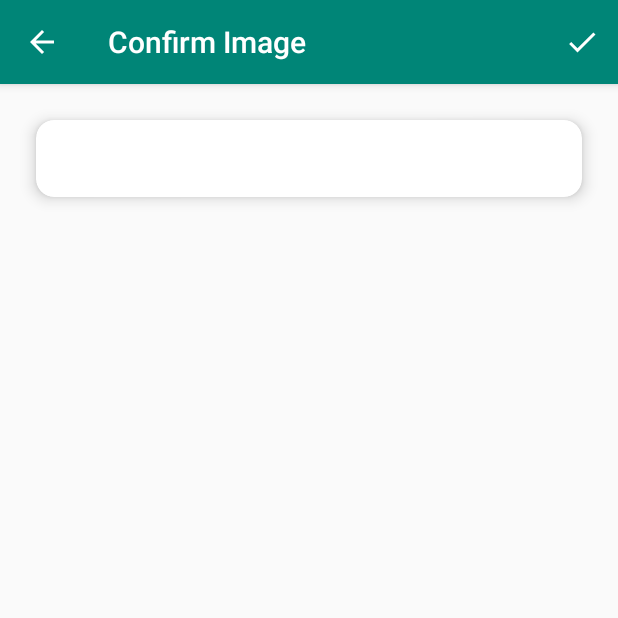
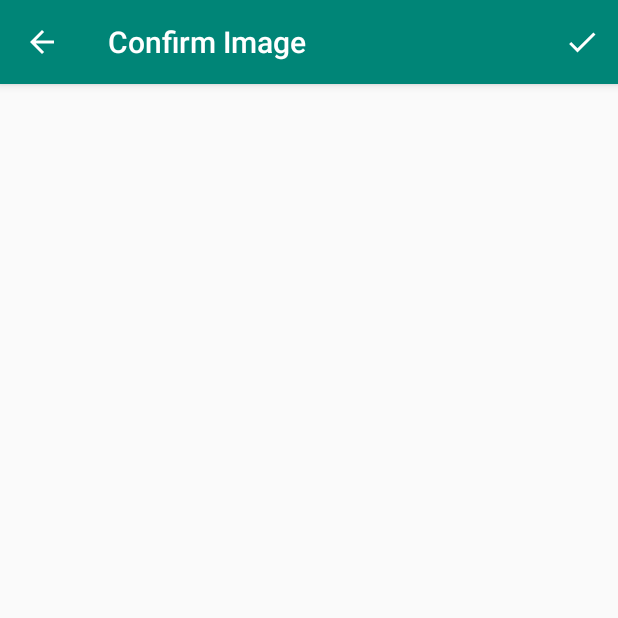
Before and after one commit to Automage/CalCam, an Android app: the ImageConfirmationActivity screen opened directly, with no data from a screen before it, on a phone screen of 412 x 824 dp, the top half of it. Run offline under Robolectric (Android 15) with nearby library versions, the phone set to English and light mode, and no system bars; 2 statements that could not run were skipped.

Commit message:
Transferred Firebase processing to EditEventActivity - Created a helper class ImageUtil to read image URIs - ImageConfirmationActivity is solely an imageView

```diff
--- a/app/src/main/AndroidManifest.xml
+++ b/app/src/main/AndroidManifest.xml
@@ -15,6 +15,7 @@
         android:supportsRtl="true"
         android:theme="@style/AppTheme"
         tools:ignore="GoogleAppIndexingWarning">
+        <activity android:name=".EditCalendarEventActivity"></activity>
         <activity
             android:name=".MainActivity"
             android:label="@string/app_name"
--- a/app/src/main/java/com/automage/calcam/ImageConfirmationActivity.java
+++ b/app/src/main/java/com/automage/calcam/ImageConfirmationActivity.java
@@ -2,42 +2,26 @@ package com.automage.calcam;
 
 import android.content.Intent;
 import android.graphics.Bitmap;
-import android.graphics.Matrix;
 import android.net.Uri;
-import android.provider.MediaStore;
-import android.support.annotation.NonNull;
-import android.support.design.widget.FloatingActionButton;
-import android.support.media.ExifInterface;
 import android.support.v7.app.ActionBar;
 import android.support.v7.app.AppCompatActivity;
 import android.os.Bundle;
-import android.util.Log;
 import android.view.Menu;
 import android.view.MenuItem;
-import android.view.View;
 import android.widget.ImageView;
-import android.widget.TextView;
-import android.widget.Toast;
 import android.support.v7.widget.Toolbar;
 
-import com.google.android.gms.tasks.OnFailureListener;
-import com.google.android.gms.tasks.OnSuccessListener;
-import com.google.firebase.ml.vision.FirebaseVision;
-import com.google.firebase.ml.vision.common.FirebaseVisionImage;
-import com.google.firebase.ml.vision.document.FirebaseVisionDocumentText;
-import com.google.firebase.ml.vision.document.FirebaseVisionDocumentTextRecognizer;
-
-import java.io.File;
-import java.io.IOException;
-import java.io.InputStream;
-import java.util.List;
+import com.automage.calcam.utility.ImageUtil;
 
 public class ImageConfirmationActivity extends AppCompatActivity {
 
     private ImageView displayedImageView;
-    private TextView parsedTextView;
 
     private Bitmap image;
+    private Uri imageUri;
+
+    public static final String EXTRA_IMAGE_URI =
+            "com.automage.calcam.extra.IMAGE_URI";
 
     @Override
     protected void onCreate(Bundle savedInstanceState) {
@@ -52,114 +36,22 @@ public class ImageConfirmationActivity extends AppCompatActivity {
         ab.setDisplayHomeAsUpEnabled(true);
 
         displayedImageView = findViewById(R.id.displayed_image);
-        parsedTextView = findViewById(R.id.parsed_text);
 
         Intent data = getIntent();
-        Uri imageUri = Uri.parse(data.getStringExtra(MainActivity.EXTRA_IMAGE_URI));
-        readImageFromStorage(imageUri);
+        imageUri = Uri.parse(data.getStringExtra(MainActivity.EXTRA_IMAGE_URI));
+        readImage(imageUri);
+    }
 
-        runTextRecognition();
+    private void readImage(Uri imageUri) {
+        image = ImageUtil.readImageFromStorage(imageUri, this.getContentResolver());
+        displayedImageView.setImageBitmap(image);
     }
 
 
     private void launchEditEventActivity() {
-
-    }
-
-    /**
-     * Reads image from the URI provided. Rotates the image if necessary by reading Exif
-     * data
-     *
-     * @param photoUri - URI to image file
-     */
-    private void readImageFromStorage(Uri photoUri) {
-        Bitmap temp_bitmap = null;
-        ExifInterface ei = null;
-
-        try (InputStream inputStream = this.getContentResolver().openInputStream(photoUri);) {
-            temp_bitmap = MediaStore.Images.Media.getBitmap(this.getContentResolver(), photoUri);
-            ei = new ExifInterface(inputStream);
-        } catch (IOException e) {
-            Log.e("Exception", e.toString());
-        }
-
-        int orientation = ei.getAttributeInt(ExifInterface.TAG_ORIENTATION,
-                ExifInterface.ORIENTATION_UNDEFINED);
-
-        switch(orientation) {
-            case ExifInterface.ORIENTATION_ROTATE_90:
-                image = rotateImage(temp_bitmap, 90);
-                break;
-
-            case ExifInterface.ORIENTATION_ROTATE_180:
-                image = rotateImage(temp_bitmap, 180);
-                break;
-
-            case ExifInterface.ORIENTATION_ROTATE_270:
-                image = rotateImage(temp_bitmap, 270);
-                break;
-
-            case ExifInterface.ORIENTATION_NORMAL:
-            default:
-                image = temp_bitmap;
-        }
-
-        displayedImageView.setImageBitmap(image);
-    }
-
-    private Bitmap rotateImage(Bitmap source, float angle) {
-        Matrix matrix = new Matrix();
-        matrix.postRotate(angle);
-        return Bitmap.createBitmap(source, 0, 0, source.getWidth(), source.getHeight(),
-                matrix, true);
-    }
-
-    private void runTextRecognition() {
-        Log.v("pman", "runTextRecognition()");
-        FirebaseVisionImage firebaseImage = FirebaseVisionImage.fromBitmap(image);
-        FirebaseVisionDocumentTextRecognizer recognizer = FirebaseVision.getInstance()
-                .getCloudDocumentTextRecognizer();
-        recognizer.processImage(firebaseImage)
-                .addOnSuccessListener(new OnSuccessListener<FirebaseVisionDocumentText>() {
-                    @Override
-                    public void onSuccess(FirebaseVisionDocumentText text) {
-                        processTextRecognitionResult(text);
-                    }
-                })
-                .addOnFailureListener(new OnFailureListener() {
-                    @Override
-                    public void onFailure(@NonNull Exception e) {
-                        Log.e("Exception", e.toString());
-                    }
-                });
-    }
-
-    private void processTextRecognitionResult(FirebaseVisionDocumentText text) {
-        Log.v("pman", "processTextRecognitionResult()");
-        if (text == null) {
-            Log.v("pman", "no text recognized");
-            showToast("No text recognized!");
-            return;
-        }
-
-        parsedTextView.setText("");
-        String temp = "";
-        List<FirebaseVisionDocumentText.Block> blocks = text.getBlocks();
-        for (int i = 0; i < blocks.size(); i++) {
-            List<FirebaseVisionDocumentText.Paragraph> paragraphs = blocks.get(i).getParagraphs();
-            for (int j = 0; j < paragraphs.size(); j++) {
-                List<FirebaseVisionDocumentText.Word> words = paragraphs.get(j).getWords();
-                for (int l = 0; l < words.size(); l++) {
-                    List<FirebaseVisionDocumentText.Symbol> symbols = words.get(l).getSymbols();
-                    for (int k = 0; k < symbols.size(); k++) {
-                        temp += symbols.get(k).getText();
-                    }
-                    temp += " ";
-                }
-                temp += "\n";
-            }
-        }
-        parsedTextView.setText(temp);
+        Intent launchActivityIntent = new Intent(ImageConfirmationActivity.this, EditCalendarEventActivity.class);
+        launchActivityIntent.putExtra(EXTRA_IMAGE_URI, imageUri.toString());
+        startActivity(launchActivityIntent);
     }
 
     @Override
@@ -179,8 +71,4 @@ public class ImageConfirmationActivity extends AppCompatActivity {
         }
     }
 
-    private void showToast(String message) {
-        Toast.makeText(this, message, Toast.LENGTH_LONG);
-    }
-
 }
--- /dev/null
+++ b/app/src/main/java/com/automage/calcam/utility/ImageUtil.java
@@ -0,0 +1,69 @@
+package com.automage.calcam.utility;
+
+import android.content.ContentResolver;
+import android.graphics.Bitmap;
+import android.graphics.Matrix;
+import android.net.Uri;
+import android.provider.MediaStore;
+import android.support.media.ExifInterface;
+import android.util.Log;
+
+import java.io.IOException;
+import java.io.InputStream;
+
+/**
+ * ImageUtil is a static helper class for reading images from content URIs.
+ */
+
+public class ImageUtil {
+
+    /**
+     * Reads image from the URI provided. Rotates the image if necessary by reading Exif
+     * data
+     *
+     * @param photoUri - URI to image file
+     */
+    public static Bitmap readImageFromStorage(Uri photoUri, ContentResolver contentResolver) {
+        Bitmap image = null;
+        Bitmap temp_bitmap = null;
+        ExifInterface ei = null;
+
+        try (InputStream inputStream = contentResolver.openInputStream(photoUri);) {
+            temp_bitmap = MediaStore.Images.Media.getBitmap(contentResolver, photoUri);
+            ei = new ExifInterface(inputStream);
+        } catch (IOException e) {
+            Log.e("Exception", e.toString());
+        }
+
+        int orientation = ei.getAttributeInt(ExifInterface.TAG_ORIENTATION,
+                ExifInterface.ORIENTATION_UNDEFINED);
+
+        switch(orientation) {
+            case ExifInterface.ORIENTATION_ROTATE_90:
+                image = rotateImage(temp_bitmap, 90);
+                break;
+
+            case ExifInterface.ORIENTATION_ROTATE_180:
+                image = rotateImage(temp_bitmap, 180);
+                break;
+
+            case ExifInterface.ORIENTATION_ROTATE_270:
+                image = rotateImage(temp_bitmap, 270);
+                break;
+
+            case ExifInterface.ORIENTATION_NORMAL:
+            default:
+                image = temp_bitmap;
+        }
+
+        return image;
+    }
+
+    private static Bitmap rotateImage(Bitmap source, float angle) {
+        Matrix matrix = new Matrix();
+        matrix.postRotate(angle);
+        return Bitmap.createBitmap(source, 0, 0, source.getWidth(), source.getHeight(),
+                matrix, true);
+    }
+
+}
--- a/app/src/main/res/layout/activity_image_confirmation.xml
+++ b/app/src/main/res/layout/activity_image_confirmation.xml
@@ -22,56 +22,15 @@
 
     </android.support.design.widget.AppBarLayout>
 
-    <ScrollView
-        android:id="@+id/scrollView"
-        android:layout_width="match_parent"
-        android:layout_height="0dp"
-        android:layout_marginStart="8dp"
-        android:layout_marginTop="4dp"
-        android:layout_marginEnd="8dp"
-        android:layout_marginBottom="4dp"
-        app:layout_constraintBottom_toBottomOf="parent"
-        app:layout_constraintEnd_toEndOf="parent"
-        app:layout_constraintHorizontal_bias="0.48"
-        app:layout_constraintStart_toStartOf="parent"
-        app:layout_constraintTop_toBottomOf="@id/image_confirmation_appbar_layout">
-
-        <LinearLayout
-            android:layout_width="match_parent"
-            android:layout_height="wrap_content"
-            android:orientation="vertical">
-
     <ImageView
         android:id="@+id/displayed_image"
         android:layout_width="match_parent"
         android:layout_height="wrap_content"
         android:layout_gravity="top|center"
-                android:layout_marginStart="16dp"
         android:layout_marginTop="8dp"
-                android:layout_marginEnd="16dp"
         android:adjustViewBounds="true"
-                android:scaleType="fitStart" />
-
-            <android.support.v7.widget.CardView
-                android:layout_width="match_parent"
-                android:layout_height="wrap_content"
-                android:layout_marginStart="16dp"
-                android:layout_marginTop="12dp"
-                android:layout_marginEnd="16dp"
-                android:layout_marginBottom="16dp"
-                app:cardCornerRadius="12dp"
-                app:cardElevation="6dp">
-
-                <TextView
-                    android:id="@+id/parsed_text"
-                    android:layout_width="match_parent"
-                    android:layout_height="wrap_content"
-                    android:layout_marginStart="16dp"
-                    android:layout_marginTop="16dp"
-                    android:layout_marginEnd="16dp"
-                    android:layout_marginBottom="16dp" />
-            </android.support.v7.widget.CardView>
-        </LinearLayout>
-    </ScrollView>
+        android:scaleType="fitStart"
+        app:layout_constraintTop_toBottomOf="@+id/image_confirmation_appbar_layout"
+        tools:layout_editor_absoluteX="16dp" />
 
 </android.support.constraint.ConstraintLayout>
```
Also changed, not shown: app/src/main/java/com/automage/calcam/EditCalendarEventActivity.java (added, +91 -0 lines), app/src/main/res/layout/activity_edit_calendar_event.xml (added, +9 -0 lines), app/build.gradle (line endings or trailing spaces). Lines whose indentation alone changed are shown as unchanged.
